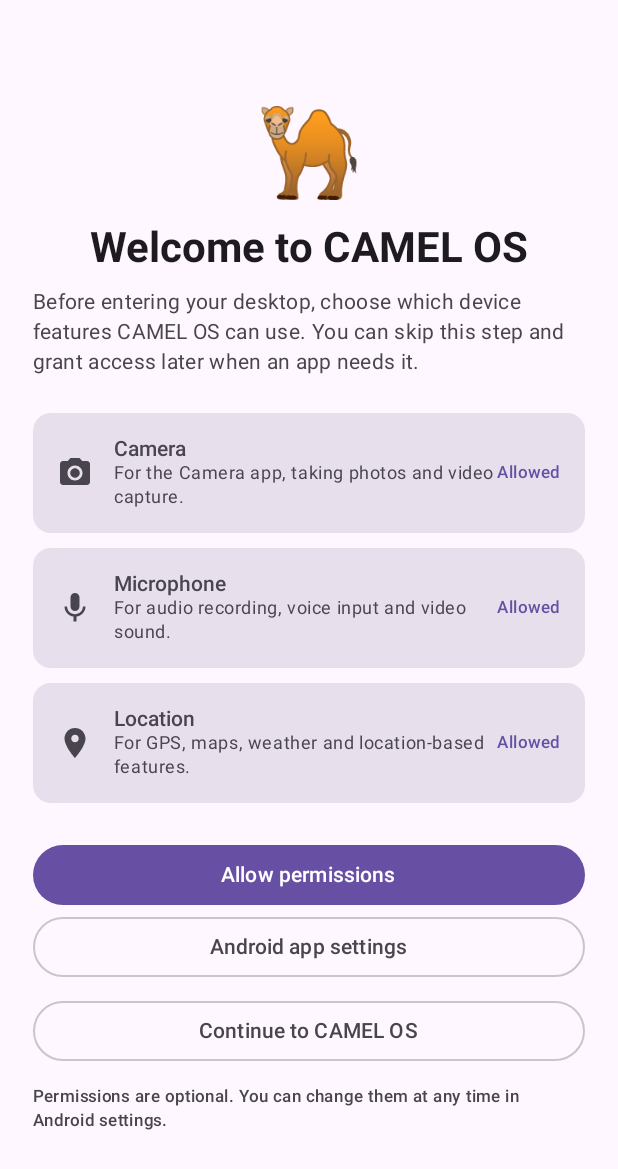
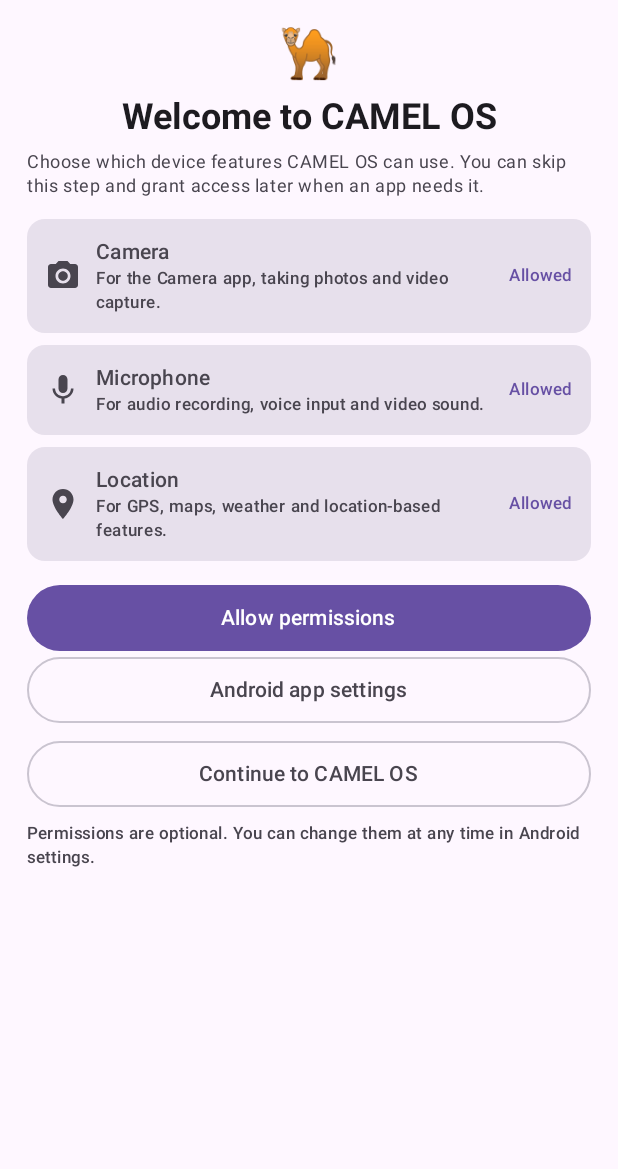
Before and after one commit to Gass-OS/CAMEL-OS-, an Android app built with Jetpack Compose: the screen it shows after launch (MainActivity), on a phone screen of 412 x 824 dp. Shown: the top 1169 px of the screen. Run offline under Robolectric (Android 15) with nearby library versions, the phone set to English and light mode, and no system bars; 1 statement that could not run was skipped.

Commit message:
permissions: compact responsive first-launch panel; request fine+coarse location together

```diff
--- a/app/src/main/java/com/example/camel/ui/CamelPermissionWelcomeScreen.kt
+++ b/app/src/main/java/com/example/camel/ui/CamelPermissionWelcomeScreen.kt
@@ -2,6 +2,7 @@ package com.example.camel.ui
 
 import android.Manifest
 import android.content.Intent
+import android.content.pm.PackageManager
 import android.net.Uri
 import android.provider.Settings
 import androidx.activity.compose.rememberLauncherForActivityResult
@@ -13,6 +14,7 @@ import androidx.compose.foundation.layout.Spacer
 import androidx.compose.foundation.layout.fillMaxSize
 import androidx.compose.foundation.layout.fillMaxWidth
 import androidx.compose.foundation.layout.height
+import androidx.compose.foundation.layout.heightIn
 import androidx.compose.foundation.layout.padding
 import androidx.compose.foundation.rememberScrollState
 import androidx.compose.foundation.verticalScroll
@@ -23,15 +25,15 @@ import androidx.compose.material.icons.filled.Mic
 import androidx.compose.material3.Button
 import androidx.compose.material3.Card
 import androidx.compose.material3.CardDefaults
+import androidx.compose.material3.Icon
 import androidx.compose.material3.MaterialTheme
 import androidx.compose.material3.OutlinedButton
 import androidx.compose.material3.Surface
 import androidx.compose.material3.Text
-import androidx.compose.material3.Icon
 import androidx.compose.runtime.Composable
+import androidx.compose.runtime.getValue
 import androidx.compose.runtime.mutableIntStateOf
 import androidx.compose.runtime.remember
-import androidx.compose.runtime.getValue
 import androidx.compose.runtime.setValue
 import androidx.compose.ui.Alignment
 import androidx.compose.ui.Modifier
@@ -59,18 +61,14 @@ fun CamelPermissionWelcomeScreen(
         refresh++
     }
 
-    fun granted(permission: String): Boolean {
-        return context.checkSelfPermission(permission) ==
-            android.content.pm.PackageManager.PERMISSION_GRANTED
-    }
+    fun granted(permission: String): Boolean =
+        context.checkSelfPermission(permission) == PackageManager.PERMISSION_GRANTED
 
     val cameraGranted = granted(Manifest.permission.CAMERA)
     val micGranted = granted(Manifest.permission.RECORD_AUDIO)
-    val locationGranted =
-        granted(Manifest.permission.ACCESS_FINE_LOCATION) ||
+    val locationGranted = granted(Manifest.permission.ACCESS_FINE_LOCATION) ||
         granted(Manifest.permission.ACCESS_COARSE_LOCATION)
 
-    // Read current permission state again after the Android permission dialog.
     @Suppress("UNUSED_VARIABLE")
     val refreshState = refresh
 
@@ -82,32 +80,29 @@ fun CamelPermissionWelcomeScreen(
             modifier = Modifier
                 .fillMaxSize()
                 .verticalScroll(rememberScrollState())
-                .padding(horizontal = 22.dp, vertical = 28.dp),
+                .padding(horizontal = 18.dp, vertical = 16.dp),
             horizontalAlignment = Alignment.CenterHorizontally,
-            verticalArrangement = Arrangement.Center
+            verticalArrangement = Arrangement.Top
         ) {
-            Text(
-                text = "🐪",
-                style = MaterialTheme.typography.displayLarge
-            )
+            Text(text = "🐪", style = MaterialTheme.typography.headlineLarge)
 
-            Spacer(Modifier.height(12.dp))
+            Spacer(Modifier.height(6.dp))
 
             Text(
                 text = "Welcome to CAMEL OS",
-                style = MaterialTheme.typography.headlineMedium,
+                style = MaterialTheme.typography.headlineSmall,
                 fontWeight = FontWeight.Bold
             )
 
-            Spacer(Modifier.height(8.dp))
+            Spacer(Modifier.height(6.dp))
 
             Text(
-                text = "Before entering your desktop, choose which device features CAMEL OS can use. You can skip this step and grant access later when an app needs it.",
-                style = MaterialTheme.typography.bodyMedium,
+                text = "Choose which device features CAMEL OS can use. You can skip this step and grant access later when an app needs it.",
+                style = MaterialTheme.typography.bodySmall,
                 color = MaterialTheme.colorScheme.onSurfaceVariant
             )
 
-            Spacer(Modifier.height(24.dp))
+            Spacer(Modifier.height(14.dp))
 
             PermissionCard(
                 icon = { Icon(Icons.Filled.CameraAlt, contentDescription = null) },
@@ -116,7 +111,7 @@ fun CamelPermissionWelcomeScreen(
                 granted = cameraGranted
             )
 
-            Spacer(Modifier.height(10.dp))
+            Spacer(Modifier.height(8.dp))
 
             PermissionCard(
                 icon = { Icon(Icons.Filled.Mic, contentDescription = null) },
@@ -125,7 +120,7 @@ fun CamelPermissionWelcomeScreen(
                 granted = micGranted
             )
 
-            Spacer(Modifier.height(10.dp))
+            Spacer(Modifier.height(8.dp))
 
             PermissionCard(
                 icon = { Icon(Icons.Filled.LocationOn, contentDescription = null) },
@@ -134,11 +129,11 @@ fun CamelPermissionWelcomeScreen(
                 granted = locationGranted
             )
 
-            Spacer(Modifier.height(24.dp))
+            Spacer(Modifier.height(14.dp))
 
             Button(
                 onClick = { permissionLauncher.launch(permissions) },
-                modifier = Modifier.fillMaxWidth()
+                modifier = Modifier.fillMaxWidth().heightIn(min = 44.dp)
             ) {
                 Text("Allow permissions")
             }
@@ -152,7 +147,7 @@ fun CamelPermissionWelcomeScreen(
                         )
                     )
                 },
-                modifier = Modifier.fillMaxWidth()
+                modifier = Modifier.fillMaxWidth().heightIn(min = 44.dp)
             ) {
                 Text("Android app settings")
             }
@@ -161,12 +156,12 @@ fun CamelPermissionWelcomeScreen(
 
             OutlinedButton(
                 onClick = onContinue,
-                modifier = Modifier.fillMaxWidth()
+                modifier = Modifier.fillMaxWidth().heightIn(min = 44.dp)
             ) {
                 Text("Continue to CAMEL OS")
             }
 
-            Spacer(Modifier.height(12.dp))
+            Spacer(Modifier.height(8.dp))
 
             Text(
                 text = "Permissions are optional. You can change them at any time in Android settings.",
@@ -191,21 +186,15 @@ private fun PermissionCard(
         )
     ) {
         Row(
-            modifier = Modifier
-                .fillMaxWidth()
-                .padding(16.dp),
+            modifier = Modifier.fillMaxWidth().padding(12.dp),
             verticalAlignment = Alignment.CenterVertically
         ) {
             icon()
-            Column(
-                modifier = Modifier
-                    .weight(1f)
-                    .padding(start = 14.dp)
-            ) {
-                Text(title, fontWeight = FontWeight.SemiBold)
+            Column(modifier = Modifier.weight(1f).padding(start = 10.dp)) {
+                Text(title, fontWeight = FontWeight.SemiBold, style = MaterialTheme.typography.bodyMedium)
                 Text(
                     description,
-                    style = MaterialTheme.typography.bodySmall,
+                    style = MaterialTheme.typography.labelSmall,
                     color = MaterialTheme.colorScheme.onSurfaceVariant
                 )
             }
```
